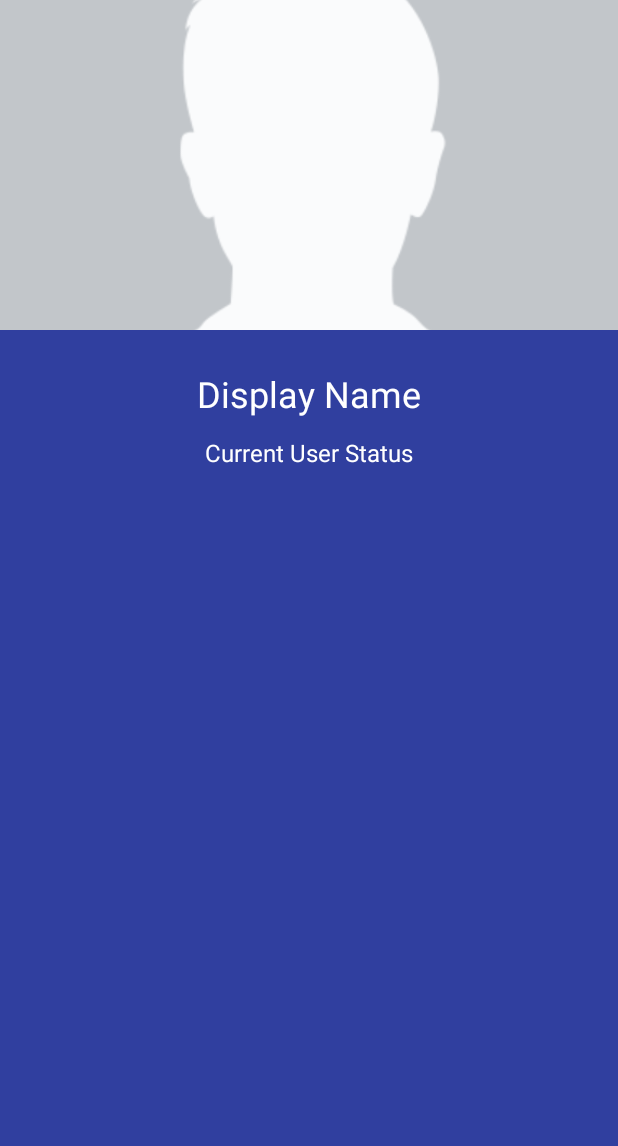
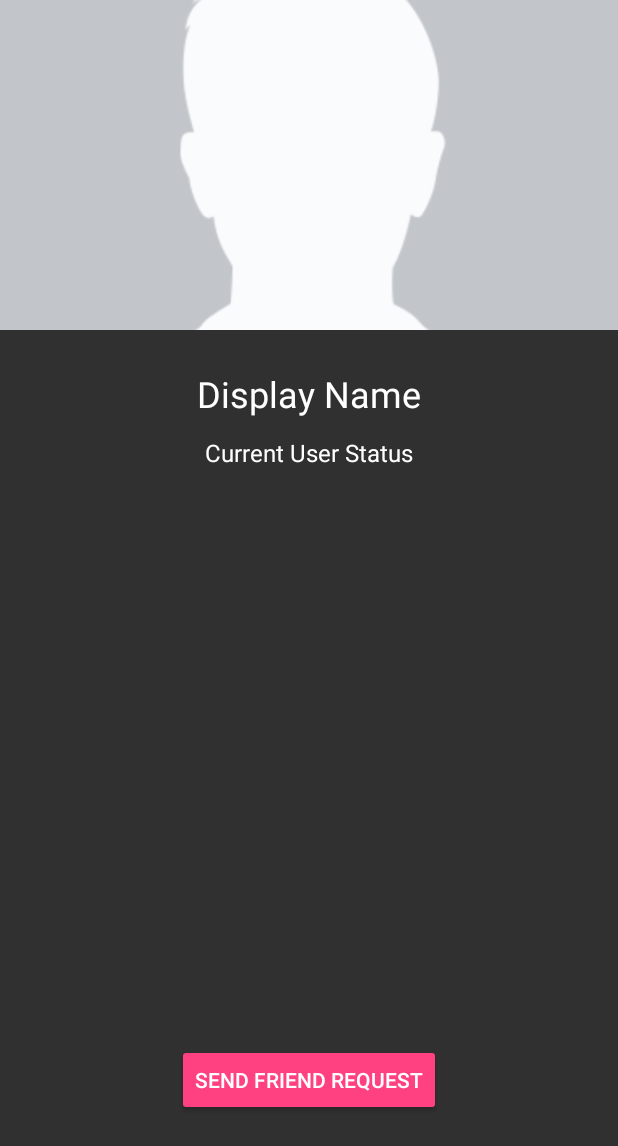
Before and after one commit to iamrahulyadav/hot, an Android app: the ProfileActivity screen opened directly, with no data from a screen before it, on a phone screen of 412 x 824 dp. Shown: the top 1146 px of the screen. Run offline under Robolectric (Android 15) with nearby library versions, the phone set to English and light mode, and no system bars; our stand-ins replace Firebase (no records; nobody signed in at launch, a user with empty details on screens opened directly), Picasso; pictures from the network do not load; 3 statements that could not run were skipped.

Commit message:
nit changes

```diff
--- a/app/src/main/java/com/hotactress/hot/utils/Gen.java
+++ b/app/src/main/java/com/hotactress/hot/utils/Gen.java
@@ -79,6 +79,8 @@
     private static FirebaseFunctions mFunctions = FirebaseFunctions.getInstance();
 
     public static void sendNotification(String userId, String title, String message) {
+
+        // TODO: if already sent in past one hour, don't send the notification
         Map<String, Object> data = new HashMap<>();
         data.put("userId", userId);
         data.put("title", title);
--- a/app/src/main/res/layout/activity_profile.xml
+++ b/app/src/main/res/layout/activity_profile.xml
@@ -4,13 +4,12 @@
     xmlns:tools="http://schemas.android.com/tools"
     android:layout_width="match_parent"
     android:layout_height="match_parent"
-    android:background="@color/colorDark"
     tools:context=".activities.ProfileActivity">
 
     <ScrollView
         android:layout_width="match_parent"
+        android:fillViewport="true"
         android:layout_height="match_parent">
-
 
         <RelativeLayout
             android:layout_width="match_parent"
```
Also changed, not shown: app/src/main/res/layout/activity_register.xml (+14 -0 lines).
